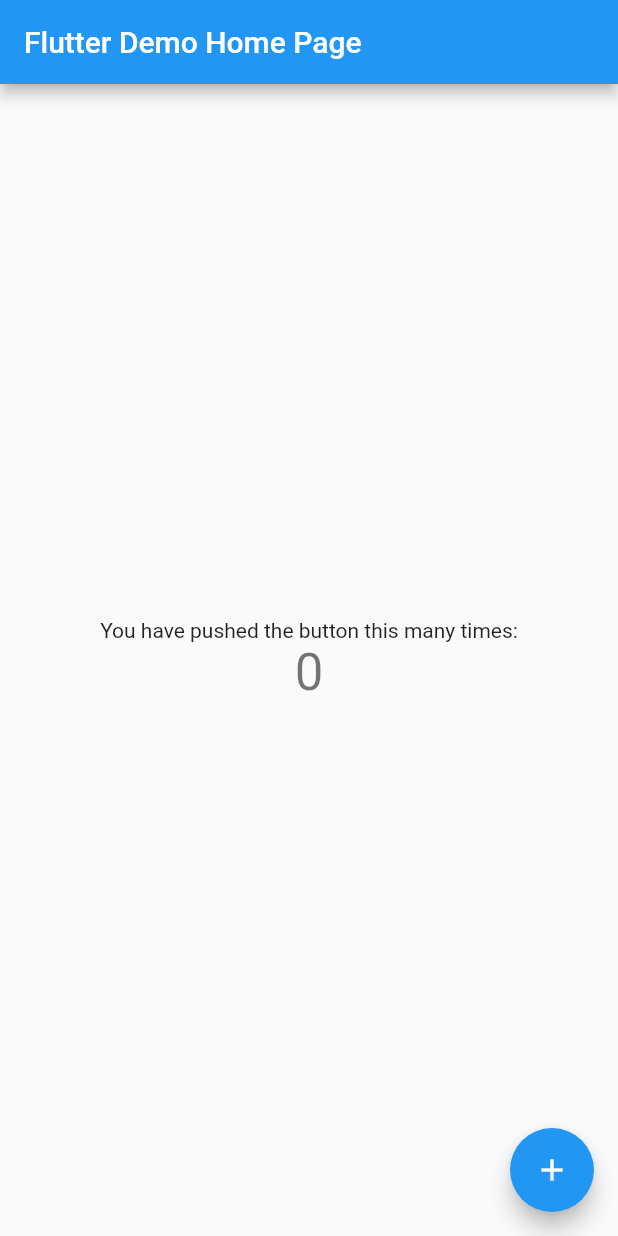
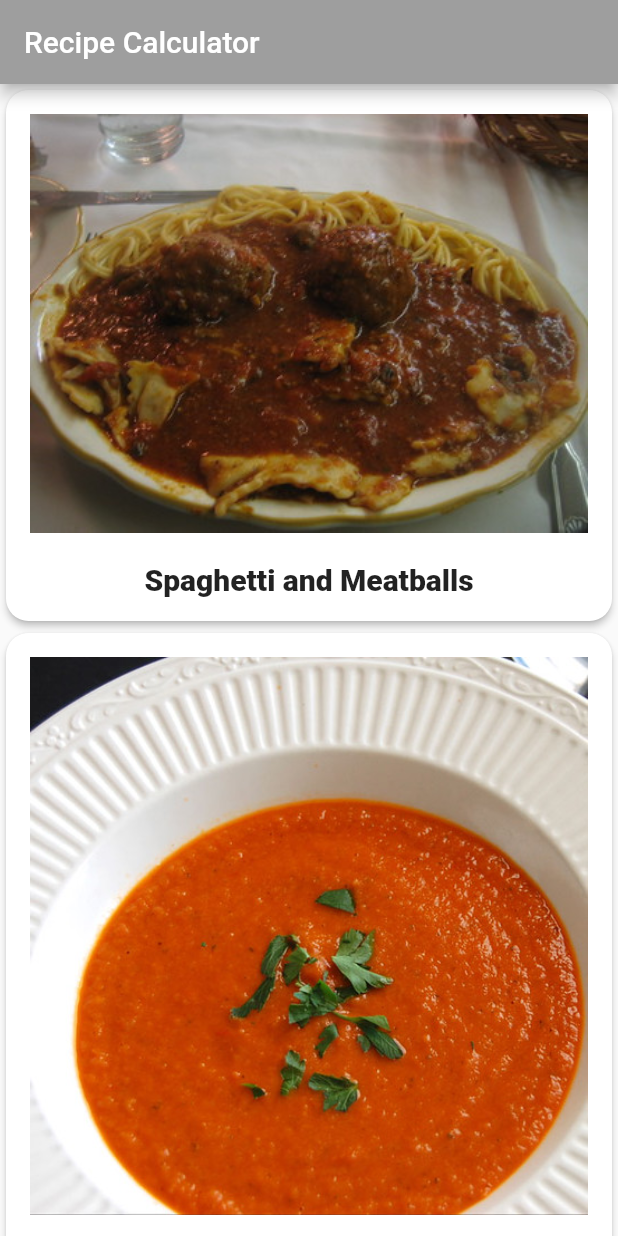
Before and after one commit to kartikcpp/recipescalculatorflutter, a Flutter app: the screen it shows after launch, on a phone screen of 412 x 824 dp. Run offline on Flutter 3.47's test engine with Material 2 defaults, Android fonts, the phone set to English and light mode, and no system bars.

Commit message:
completed app

```diff
--- a/lib/main.dart
+++ b/lib/main.dart
@@ -1,30 +1,26 @@
 import 'package:flutter/material.dart';
+import 'package:recipes/recipe_detail.dart';
+import './recipe.dart';
 
 void main() {
-  runApp(const MyApp());
+  runApp(const RecipeApp());
 }
 
-class MyApp extends StatelessWidget {
-  const MyApp({Key? key}) : super(key: key);
+class RecipeApp extends StatelessWidget {
+  const RecipeApp({Key? key}) : super(key: key);
 
   // This widget is the root of your application.
   @override
   Widget build(BuildContext context) {
+    final ThemeData theme = ThemeData();
     return MaterialApp(
-      title: 'Flutter Demo',
-      theme: ThemeData(
-        // This is the theme of your application.
-        //
-        // Try running your application with "flutter run". You'll see the
-        // application has a blue toolbar. Then, without quitting the app, try
-        // changing the primarySwatch below to Colors.green and then invoke
-        // "hot reload" (press "r" in the console where you ran "flutter run",
-        // or simply save your changes to "hot reload" in a Flutter IDE).
-        // Notice that the counter didn't reset back to zero; the application
-        // is not restarted.
-        primarySwatch: Colors.blue,
-      ),
-      home: const MyHomePage(title: 'Flutter Demo Home Page'),
+      title: 'Recipe Calculator',
+      theme: theme.copyWith(
+          colorScheme: theme.colorScheme.copyWith(
+        primary: Colors.grey,
+        secondary: Colors.black,
+      )), // or simply save your changes to "hot rel,
+      home: const MyHomePage(title: 'Recipe Calculator'),
     );
   }
 }
@@ -48,19 +44,6 @@ class MyHomePage extends StatefulWidget {
 }
 
 class _MyHomePageState extends State<MyHomePage> {
-  int _counter = 0;
-
-  void _incrementCounter() {
-    setState(() {
-      // This call to setState tells the Flutter framework that something has
-      // changed in this State, which causes it to rerun the build method below
-      // so that the display can reflect the updated values. If we changed
-      // _counter without calling setState(), then the build method would not be
-      // called again, and so nothing would appear to happen.
-      _counter++;
-    });
-  }
-
   @override
   Widget build(BuildContext context) {
     // This method is rerun every time setState is called, for instance as done
@@ -75,41 +58,44 @@ class _MyHomePageState extends State<MyHomePage> {
           // the App.build method, and use it to set our appbar title.
           title: Text(widget.title),
         ),
-      body: Center(
+        body: SafeArea(
           // Center is a layout widget. It takes a single child and positions it
           // in the middle of the parent.
+          child: ListView.builder(
+              itemCount: Recipe.samples.length,
+              itemBuilder: (BuildContext context, int index) {
+                return GestureDetector(
+                  onTap: () {
+                    Navigator.push(context,
+                        MaterialPageRoute(builder: (context) {
+                      return RecipeDetail(recipe: Recipe.samples[index]);
+                    }));
+                  },
+                  child: recipeCard(Recipe.samples[index]),
+                );
+              }),
+          // This trailing comma makes auto-formatting nicer for build methods.
+        ));
+  }
+
+  Widget recipeCard(Recipe recipe) {
+    return Card(
+      elevation: 2.0,
+      shape: RoundedRectangleBorder(borderRadius: BorderRadius.circular(15)),
+      child: Padding(
+        padding: const EdgeInsets.all(16.0),
         child: Column(
-          // Column is also a layout widget. It takes a list of children and
-          // arranges them vertically. By default, it sizes itself to fit its
-          // children horizontally, and tries to be as tall as its parent.
-          //
-          // Invoke "debug painting" (press "p" in the console, choose the
-          // "Toggle Debug Paint" action from the Flutter Inspector in Android
-          // Studio, or the "Toggle Debug Paint" command in Visual Studio Code)
-          // to see the wireframe for each widget.
-          //
-          // Column has various properties to control how it sizes itself and
-          // how it positions its children. Here we use mainAxisAlignment to
-          // center the children vertically; the main axis here is the vertical
-          // axis because Columns are vertical (the cross axis would be
-          // horizontal).
-          mainAxisAlignment: MainAxisAlignment.center,
-          children: <Widget>[
-            const Text(
-              'You have pushed the button this many times:',
+          children: [
+            Image(image: AssetImage(recipe.imgUrl)),
+            const SizedBox(
+              height: 20.0,
             ),
-            Text(
-              '$_counter',
-              style: Theme.of(context).textTheme.headline4,
-            ),
+            Text(recipe.label,
+                style: const TextStyle(
+                    fontSize: 20.0, fontWeight: FontWeight.w800))
           ],
         ),
       ),
-      floatingActionButton: FloatingActionButton(
-        onPressed: _incrementCounter,
-        tooltip: 'Increment',
-        child: const Icon(Icons.add),
-      ), // This trailing comma makes auto-formatting nicer for build methods.
     );
   }
 }
--- /dev/null
+++ b/lib/recipe.dart
@@ -0,0 +1,138 @@
+class Recipe {
+  String label, imgUrl;
+  int servings;
+
+  List<Ingredient> ingredients;
+  Recipe(this.label, this.imgUrl,this.servings,this.ingredients);
+
+  static List<Recipe> samples = [
+     Recipe(
+      'Spaghetti and Meatballs',
+      'assets/2126711929_ef763de2b3_w.jpg',
+      4,
+      [
+        Ingredient(
+          1,
+          'box',
+          'Spaghetti',
+        ),
+        Ingredient(
+          4,
+          '',
+          'Frozen Meatballs',
+        ),
+        Ingredient(
+          0.5,
+          'jar',
+          'sauce',
+        ),
+      ],
+    ),
+    Recipe(
+      'Tomato Soup',
+      'assets/27729023535_a57606c1be.jpg',
+      2,
+      [
+        Ingredient(
+          1,
+          'can',
+          'Tomato Soup',
+        ),
+      ],
+    ),
+    Recipe(
+      'Grilled Cheese',
+      'assets/3187380632_5056654a19_b.jpg',
+      1,
+      [
+        Ingredient(
+          2,
+          'slices',
+          'Cheese',
+        ),
+        Ingredient(
+          2,
+          'slices',
+          'Bread',
+        ),
+      ],
+    ),
+    Recipe(
+      'Chocolate Chip Cookies',
+      'assets/15992102771_b92f4cc00a_b.jpg',
+      24,
+      [
+        Ingredient(
+          4,
+          'cups',
+          'flour',
+        ),
+        Ingredient(
+          2,
+          'cups',
+          'sugar',
+        ),
+        Ingredient(
+          0.5,
+          'cups',
+          'chocolate chips',
+        ),
+      ],
+    ),
+    Recipe(
+      'Taco Salad',
+      'assets/8533381643_a31a99e8a6_c.jpg',
+      1,
+      [
+        Ingredient(
+          4,
+          'oz',
+          'nachos',
+        ),
+        Ingredient(
+          3,
+          'oz',
+          'taco meat',
+        ),
+        Ingredient(
+          0.5,
+          'cup',
+          'cheese',
+        ),
+        Ingredient(
+          0.25,
+          'cup',
+          'chopped tomatoes',
+        ),
+      ],
+    ),
+    Recipe(
+      'Hawaiian Pizza',
+      'assets/15452035777_294cefced5_c.jpg',
+      4,
+      [
+        Ingredient(
+          1,
+          'item',
+          'pizza',
+        ),
+        Ingredient(
+          1,
+          'cup',
+          'pineapple',
+        ),
+        Ingredient(
+          8,
+          'oz',
+          'ham',
+        ),
+      ],
+    ),
+  ];
+}
+
+class Ingredient {
+  double quantity;
+  String measure, name;
+  Ingredient(this.quantity, this.name, this.measure);
+}
--- /dev/null
+++ b/lib/recipe_detail.dart
@@ -0,0 +1,66 @@
+import 'package:flutter/material.dart';
+import './recipe.dart';
+
+class RecipeDetail extends StatefulWidget {
+  final Recipe recipe;
+  const RecipeDetail({Key? key, required this.recipe}) : super(key: key);
+
+  @override
+  State<RecipeDetail> createState() => _RecipeDetailState();
+}
+
+class _RecipeDetailState extends State<RecipeDetail> {
+  int _sliderVal = 1;
+  @override
+  Widget build(BuildContext context) {
+    return Scaffold(
+      appBar: AppBar(
+        title: Text(widget.recipe.label),
+      ),
+      body: SafeArea(
+        child: Column(
+          children: [
+            SizedBox(
+              child: Image(
+                image: AssetImage(widget.recipe.imgUrl),
+              ),
+              height: 300,
+              width: double.infinity,
+            ),
+            const SizedBox(
+              height: 5,
+            ),
+            Text(
+              widget.recipe.label,
+              style: const TextStyle(fontSize: 20),
+            ),
+            Expanded(
+                child: ListView.builder(
+                    itemCount: widget.recipe.ingredients.length,
+                    itemBuilder: (BuildContext context, int index) {
+                      final ingredient = widget.recipe.ingredients[index];
+                      return Center(
+                        child: Text(
+                            '${ingredient.quantity*_sliderVal} ${ingredient.measure} ${ingredient.name} '),
+                      );
+                    })),
+                    Center(child: Text('No of Servings: ${widget.recipe.servings * _sliderVal}'),),
+
+            Slider(
+                min: 1,
+                max: 10,
+                label: '${widget.recipe.servings * _sliderVal}',
+                value: _sliderVal.toDouble(),
+                onChanged: (newValue) {
+                  setState(() {
+                    _sliderVal = newValue.round();
+                  });
+                },
+                activeColor: Colors.blue,
+                inactiveColor: Colors.black,)
+          ],
+        ),
+      ),
+    );
+  }
+}
--- a/pubspec.yaml
+++ b/pubspec.yaml
@@ -58,8 +58,8 @@ flutter:
   uses-material-design: true
 
   # To add assets to your application, add an assets section, like this:
-  # assets:
-  #   - images/a_dot_burr.jpeg
+  assets:
+     - assets/
   #   - images/a_dot_ham.jpeg
 
   # An image asset can refer to one or more resolution-specific "variants", see
```
Also changed, not shown: assets/15452035777_294cefced5_c.jpg (added), assets/15992102771_b92f4cc00a_b.jpg (added), assets/2126711929_ef763de2b3_w.jpg (added), assets/27729023535_a57606c1be.jpg (added), assets/3187380632_5056654a19_b.jpg (added), assets/8533381643_a31a99e8a6_c.jpg (added), 1 other file. Lines whose indentation alone changed are shown as unchanged.
